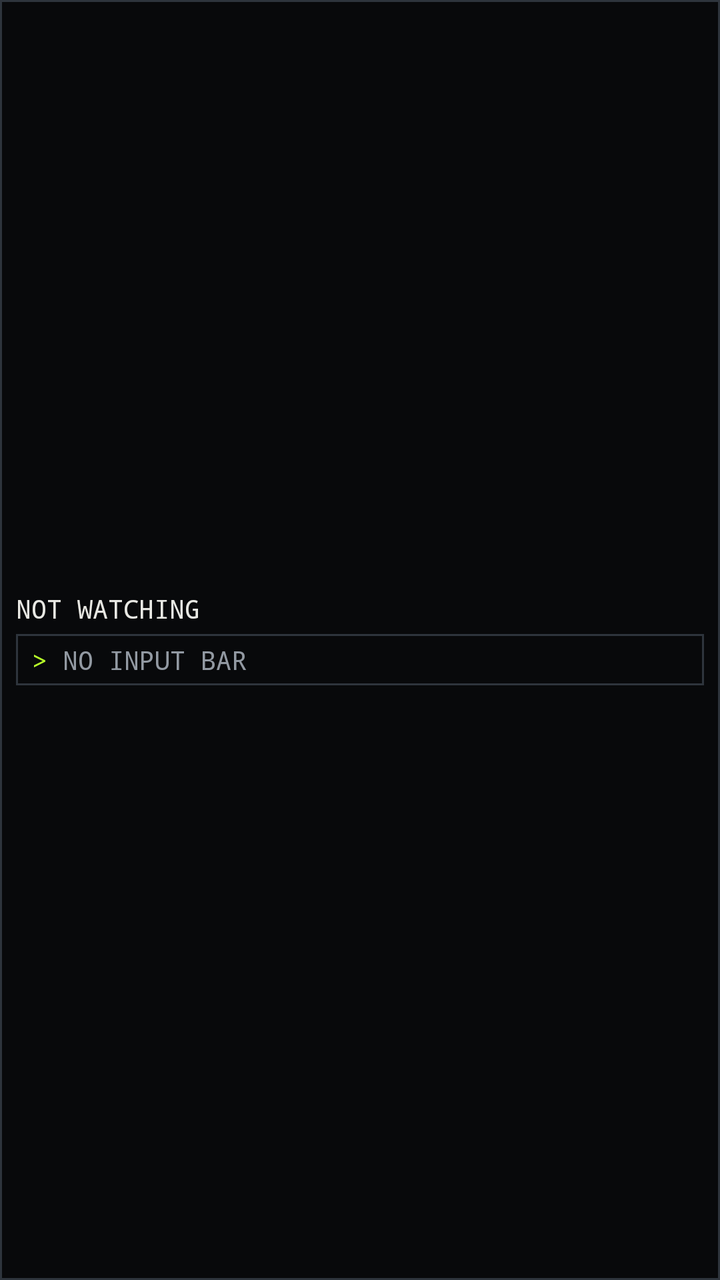
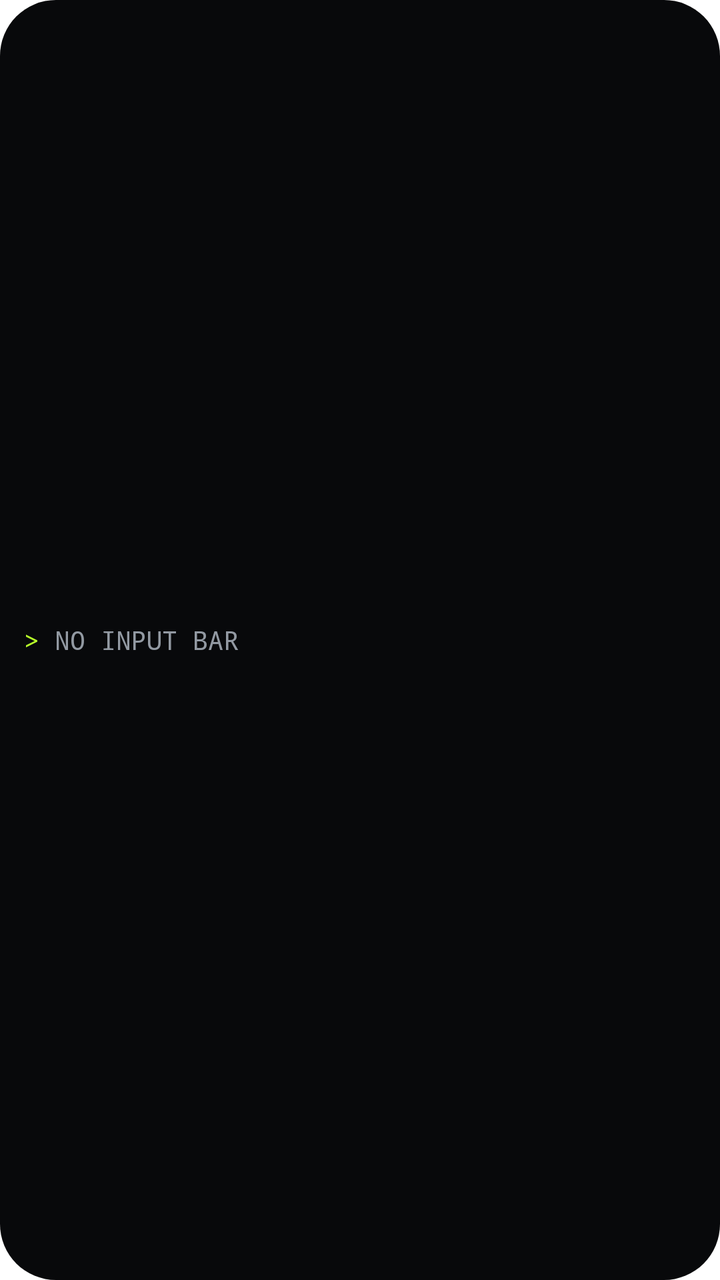

Compare the two renders of this Android layout. The source of the first and the diff that turns it into the second are given below.
<!-- AndroidManifest.xml: fallback theme Theme.MaterialComponents.DayNight.NoActionBar -->
<!-- res/layout/launcher_widget.xml -->
<?xml version="1.0" encoding="utf-8"?>
<FrameLayout xmlns:android="http://schemas.android.com/apk/res/android"
    android:layout_width="match_parent"
    android:layout_height="match_parent"
    android:background="@drawable/launcher_widget_box">

    <LinearLayout
        android:layout_width="match_parent"
        android:layout_height="wrap_content"
        android:layout_gravity="center_vertical"
        android:orientation="vertical"
        android:paddingStart="8dp"
        android:paddingEnd="8dp">

        <TextView
            android:id="@+id/launcher_tally"
            android:layout_width="match_parent"
            android:layout_height="wrap_content"
            android:paddingTop="4dp"
            android:paddingBottom="4dp"
            android:fontFamily="monospace"
            android:textSize="13sp"
            android:textColor="@color/launcher_ink"
            android:maxLines="1"
            android:ellipsize="end"
            android:text="NOT WATCHING"/>

        <LinearLayout
            android:id="@+id/launcher_bar"
            android:layout_width="match_parent"
            android:layout_height="wrap_content"
            android:layout_marginBottom="6dp"
            android:background="@drawable/launcher_widget_box"
            android:orientation="horizontal"
            android:paddingStart="8dp"
            android:paddingEnd="8dp"
            android:paddingTop="4dp"
            android:paddingBottom="4dp">

            <TextView
                android:layout_width="wrap_content"
                android:layout_height="wrap_content"
                android:fontFamily="monospace"
                android:textSize="13sp"
                android:textColor="@color/launcher_accent"
                android:text="&gt; "/>

            <TextView
                android:id="@+id/launcher_bar_label"
                android:layout_width="0dp"
                android:layout_height="wrap_content"
                android:layout_weight="1"
                android:fontFamily="monospace"
                android:textSize="13sp"
                android:textColor="@color/launcher_dim"
                android:maxLines="1"
                android:ellipsize="end"
                android:text="NO INPUT BAR"/>
        </LinearLayout>
    </LinearLayout>
</FrameLayout>
<!-- resources referenced by this layout -->
<resources>
  <color name="launcher_accent">#FFB7FF2A</color>
  <color name="launcher_dim">#FF9299A2</color>
  <color name="launcher_ink">#FFE8E8E3</color>
  <!-- drawable launcher_widget_box (drawable) -->
  <?xml version="1.0" encoding="utf-8"?>
  <shape xmlns:android="http://schemas.android.com/apk/res/android" android:shape="rectangle">
      <solid android:color="@color/launcher_ground"/>
      <stroke android:width="1dp" android:color="@color/launcher_border"/>
  </shape>
  <color name="launcher_ground">#FF08090B</color>
  <color name="launcher_border">#FF2E343C</color>
</resources>

<!-- the commit's change to res/layout/launcher_widget.xml (unified diff, before → after) -->
@@ -1,61 +1,31 @@
 <?xml version="1.0" encoding="utf-8"?>
-<FrameLayout xmlns:android="http://schemas.android.com/apk/res/android"
+<LinearLayout xmlns:android="http://schemas.android.com/apk/res/android"
+    android:id="@+id/launcher_bar"
     android:layout_width="match_parent"
     android:layout_height="match_parent"
-    android:background="@drawable/launcher_widget_box">
+    android:background="@drawable/launcher_widget_box"
+    android:gravity="center_vertical"
+    android:orientation="horizontal"
+    android:paddingStart="12dp"
+    android:paddingEnd="12dp">
 
-    <LinearLayout
-        android:layout_width="match_parent"
+    <TextView
+        android:layout_width="wrap_content"
         android:layout_height="wrap_content"
-        android:layout_gravity="center_vertical"
-        android:orientation="vertical"
-        android:paddingStart="8dp"
-        android:paddingEnd="8dp">
+        android:fontFamily="monospace"
+        android:textSize="13sp"
+        android:textColor="@color/launcher_accent"
+        android:text="&gt; "/>
 
-        <TextView
-            android:id="@+id/launcher_tally"
-            android:layout_width="match_parent"
-            android:layout_height="wrap_content"
-            android:paddingTop="4dp"
-            android:paddingBottom="4dp"
-            android:fontFamily="monospace"
-            android:textSize="13sp"
-            android:textColor="@color/launcher_ink"
-            android:maxLines="1"
-            android:ellipsize="end"
-            android:text="NOT WATCHING"/>
-
-        <LinearLayout
-            android:id="@+id/launcher_bar"
-            android:layout_width="match_parent"
-            android:layout_height="wrap_content"
-            android:layout_marginBottom="6dp"
-            android:background="@drawable/launcher_widget_box"
-            android:orientation="horizontal"
-            android:paddingStart="8dp"
-            android:paddingEnd="8dp"
-            android:paddingTop="4dp"
-            android:paddingBottom="4dp">
-
-            <TextView
-                android:layout_width="wrap_content"
-                android:layout_height="wrap_content"
-                android:fontFamily="monospace"
-                android:textSize="13sp"
-                android:textColor="@color/launcher_accent"
-                android:text="&gt; "/>
-
-            <TextView
-                android:id="@+id/launcher_bar_label"
-                android:layout_width="0dp"
-                android:layout_height="wrap_content"
-                android:layout_weight="1"
-                android:fontFamily="monospace"
-                android:textSize="13sp"
-                android:textColor="@color/launcher_dim"
-                android:maxLines="1"
-                android:ellipsize="end"
-                android:text="NO INPUT BAR"/>
-        </LinearLayout>
-    </LinearLayout>
-</FrameLayout>
+    <TextView
+        android:id="@+id/launcher_bar_label"
+        android:layout_width="0dp"
+        android:layout_height="wrap_content"
+        android:layout_weight="1"
+        android:fontFamily="monospace"
+        android:textSize="13sp"
+        android:textColor="@color/launcher_dim"
+        android:maxLines="1"
+        android:ellipsize="end"
+        android:text="NO INPUT BAR"/>
+</LinearLayout>
<!-- resource entries referenced after the edit -->
@@ -2,14 +2,13 @@
 <resources>
   <color name="launcher_accent">#FFB7FF2A</color>
   <color name="launcher_dim">#FF9299A2</color>
-  <color name="launcher_ink">#FFE8E8E3</color>
   <!-- drawable launcher_widget_box (drawable) -->
   <?xml version="1.0" encoding="utf-8"?>
   <shape xmlns:android="http://schemas.android.com/apk/res/android" android:shape="rectangle">
       <solid android:color="@color/launcher_ground"/>
-      <stroke android:width="1dp" android:color="@color/launcher_border"/>
+      <corners android:radius="@dimen/launcher_radius"/>
   </shape>
   <color name="launcher_ground">#FF08090B</color>
-  <color name="launcher_border">#FF2E343C</color>
+  <dimen name="launcher_radius">0dp</dimen>
 </resources>
 
